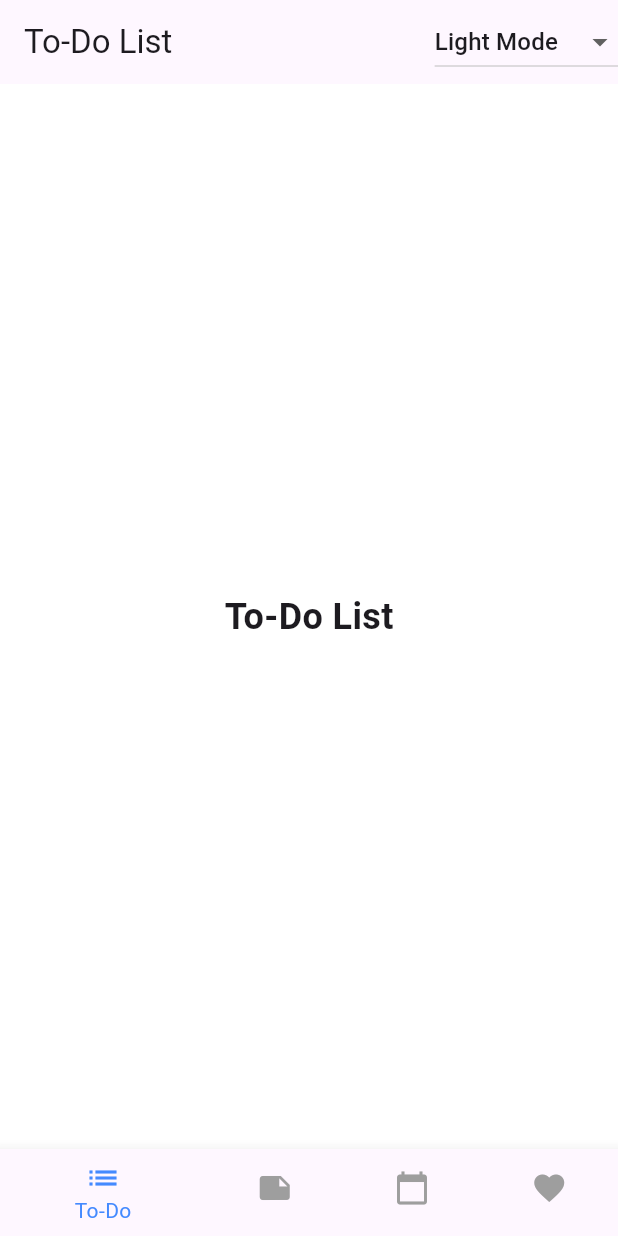
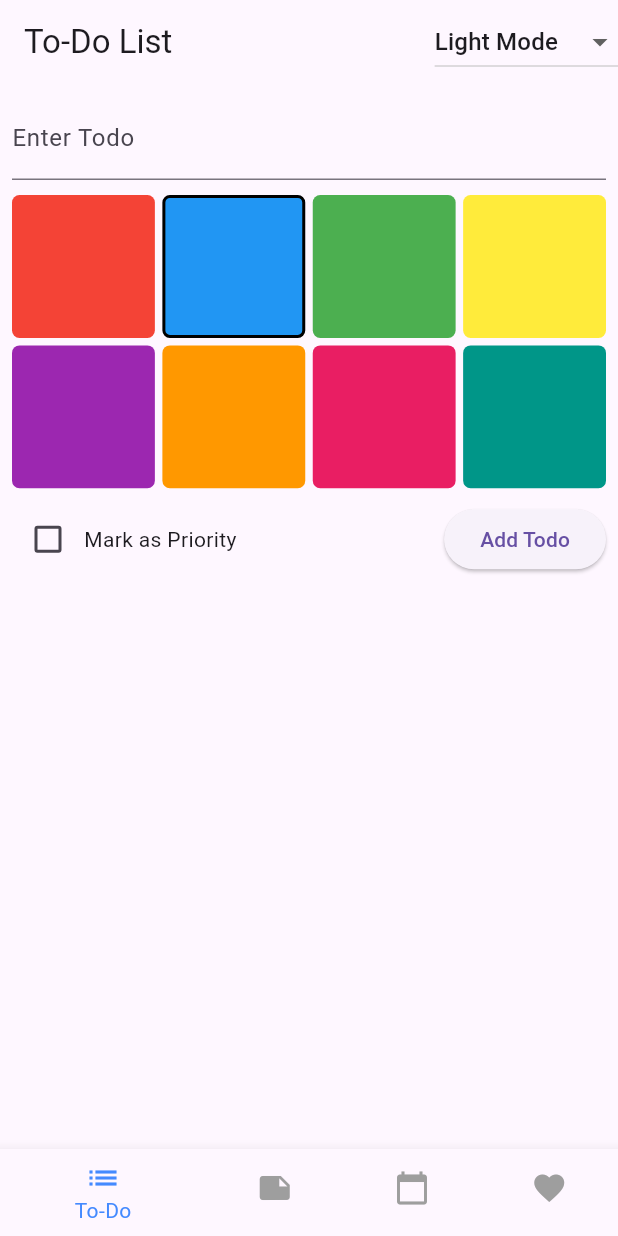
Before and after one commit to AbrahamKiplagat/flutter_testing, a Flutter app: the screen it shows after launch, on a phone screen of 412 x 824 dp. Run offline on Flutter 3.47's test engine with Material 3 defaults, Android fonts, the light colour scheme and no system bars.

Commit message:
Added todos

```diff
--- a/lib/main.dart
+++ b/lib/main.dart
@@ -1,41 +1,30 @@
 import 'package:flutter/material.dart';
-import 'todo_list.dart';
-import 'favorites_screen.dart';
+import 'screens/todo_list.dart';
 
+void main() => runApp(const MyApp());
 
-void main() {
-  runApp(const MyApp());
-}
-
-class MyApp extends StatefulWidget {
+class MyApp extends StatelessWidget {
+  static final themeNotifier = ValueNotifier<ThemeMode>(ThemeMode.light);
   const MyApp({super.key});
 
-  static ValueNotifier<ThemeMode> themeNotifier = ValueNotifier(ThemeMode.light);
-
-  @override
-  State<MyApp> createState() => _MyAppState();
-}
-
-class _MyAppState extends State<MyApp> {
   @override
   Widget build(BuildContext context) {
     return ValueListenableBuilder<ThemeMode>(
-      valueListenable: MyApp.themeNotifier,
-      builder: (_, ThemeMode themeMode, __) {
+      valueListenable: themeNotifier,
+      builder: (context, themeMode, child) {
         return MaterialApp(
-          debugShowCheckedModeBanner: false,
-          theme: ThemeData(
-            brightness: Brightness.light,
-            primarySwatch: Colors.blue,
-            scaffoldBackgroundColor: Colors.white,
-          ),
-          darkTheme: ThemeData(
-            brightness: Brightness.dark,
-            primarySwatch: Colors.blueGrey,
-            scaffoldBackgroundColor: Colors.black,
-          ),
+          debugShowCheckedModeBanner: false,  // Add this line
+          theme: ThemeData.light(),
+          darkTheme: ThemeData.dark(),
           themeMode: themeMode,
-          home: const TodoList(),
+          initialRoute: '/',
+          routes: {
+            '/': (context) => const TodoList(),
+            '/todo': (context) => const TodoList(initialTab: 0),
+            '/notes': (context) => const TodoList(initialTab: 1),
+            '/calendar': (context) => const TodoList(initialTab: 2),
+            '/favorites': (context) => const TodoList(initialTab: 3),
+          },
         );
       },
     );
--- a/lib/todo_list.dart
+++ b/lib/screens/todo_list.dart
@@ -1,28 +1,29 @@
 import 'package:flutter/material.dart';
-import 'package:testing/favorites_screen.dart';
-import 'main.dart';
+import 'package:testing/widgets/bottom_nav.dart';
+import 'todo_screen.dart';
 import 'notes_screen.dart';
 import 'calendar_screen.dart';
-import 'todo_screen.dart';  // ✅ Import the missing class
+import 'favorites_screen.dart';
+import '../main.dart';
 
-enum CustomThemeMode { light, dark, vibrant } // ✅ Add custom theme enum
+enum CustomThemeMode { light, dark, vibrant }
 
 class TodoList extends StatefulWidget {
-  const TodoList({super.key});
+  final int initialTab;
+  const TodoList({super.key, this.initialTab = 0});
 
   @override
   State<TodoList> createState() => _TodoListState();
 }
 
 class _TodoListState extends State<TodoList> {
-  CustomThemeMode selectedTheme = CustomThemeMode.light; // ✅ Default theme
-
-  int _selectedIndex = 0;
+  late int _selectedIndex;
+  CustomThemeMode selectedTheme = CustomThemeMode.light;
 
   final List<Map<String, dynamic>> themes = [
     {'name': 'Light Mode', 'mode': CustomThemeMode.light},
     {'name': 'Dark Mode', 'mode': CustomThemeMode.dark},
-    {'name': 'Vibrant Mode', 'mode': CustomThemeMode.vibrant}, // ✅ Fix mode type
+    {'name': 'Vibrant Mode', 'mode': CustomThemeMode.vibrant},
   ];
 
   final List<Widget> _screens = [
@@ -31,6 +32,12 @@ class _TodoListState extends State<TodoList> {
     const CalendarScreen(),
     const FavoritesScreen()
   ];
+
+  @override
+  void initState() {
+    super.initState();
+    _selectedIndex = widget.initialTab;
+  }
 
   void _onItemTapped(int index) {
     setState(() {
@@ -72,35 +79,18 @@ class _TodoListState extends State<TodoList> {
                   begin: Alignment.topLeft,
                   end: Alignment.bottomRight,
                   colors: [Colors.purple, Colors.blue, Colors.pinkAccent],
-                ) // ✅ Gradient for Vibrant Mode
+                )
               : null,
-          color: selectedTheme == CustomThemeMode.dark ? Colors.black : Colors.white,
+          color: selectedTheme == CustomThemeMode.dark ? Colors.black : null,
         ),
         child: _screens[_selectedIndex],
       ),
-      bottomNavigationBar: BottomNavigationBar(
+      bottomNavigationBar: BottomNav(
         currentIndex: _selectedIndex,
         onTap: _onItemTapped,
-        selectedItemColor: Colors.blueAccent,
-        unselectedItemColor: Colors.grey,
-        items: const [
-          BottomNavigationBarItem(
-            icon: Icon(Icons.list),
-            label: 'To-Do',
-          ),
-          BottomNavigationBarItem(
-            icon: Icon(Icons.note),
-            label: 'Notes',
-          ),
-          BottomNavigationBarItem(
-            icon: Icon(Icons.calendar_today),
-            label: 'Calendar',
-          ),
-          BottomNavigationBarItem(
-             icon: Icon(Icons.favorite),
-            label: 'Favorites',
-          ),
-        ],
+        // Optional customization:
+        // selectedColor: Colors.red,
+        // unselectedColor: Colors.grey.shade600,
       ),
     );
   }
--- /dev/null
+++ b/lib/screens/todo_screen.dart
@@ -0,0 +1,56 @@
+import 'package:flutter/material.dart';
+import '../widgets/todo_input.dart';
+import '../widgets/todo_item.dart';  // Ensure this import path is correct
+
+class TodoScreen extends StatefulWidget {
+  const TodoScreen({super.key});
+
+  @override
+  State<TodoScreen> createState() => _TodoScreenState();
+}
+
+class _TodoScreenState extends State<TodoScreen> {
+  final List<Map<String, dynamic>> _todos = [];
+
+  void _addTodo(String text, bool isPriority, Color color) {
+    setState(() {
+      _todos.add({
+        'title': text,
+        'isPriority': isPriority,
+        'color': color,
+      });
+    });
+  }
+
+  void _editTodo(int index, String newText, bool isPriority, Color newColor) {
+    setState(() {
+      _todos[index] = {
+        'title': newText,
+        'isPriority': isPriority,
+        'color': newColor,
+      };
+    });
+  }
+
+  @override
+  Widget build(BuildContext context) {
+    return Column(
+      children: [
+        TodoInput(onSubmit: _addTodo),
+        Expanded(
+          child: ListView.builder(
+            itemCount: _todos.length,
+            itemBuilder: (context, index) => TodoItem(
+              title: _todos[index]['title'],
+              isPriority: _todos[index]['isPriority'],
+              color: _todos[index]['color'],
+              onDismiss: () => setState(() => _todos.removeAt(index)),
+              onEdit: (newText, isPriority, newColor) =>
+                  _editTodo(index, newText, isPriority, newColor),
+            ),
+          ),
+        ),
+      ],
+    );
+  }
+}
--- a/lib/todo_screen.dart
+++ /dev/null
@@ -1,15 +0,0 @@
-import 'package:flutter/material.dart';
-
-class TodoScreen extends StatelessWidget {
-  const TodoScreen({super.key});
-
-  @override
-  Widget build(BuildContext context) {
-    return Center(
-      child: Text(
-        'To-Do List',
-        style: TextStyle(fontSize: 24, fontWeight: FontWeight.bold),
-      ),
-    );
-  }
-}
--- /dev/null
+++ b/lib/widgets/bottom_nav.dart
@@ -0,0 +1,44 @@
+import 'package:flutter/material.dart';
+
+class BottomNav extends StatelessWidget {
+  final int currentIndex;
+  final Function(int) onTap;
+  final Color selectedColor;
+  final Color unselectedColor;
+
+  const BottomNav({
+    super.key,
+    required this.currentIndex,
+    required this.onTap,
+    this.selectedColor = Colors.blueAccent,
+    this.unselectedColor = Colors.grey,
+  });
+
+  @override
+  Widget build(BuildContext context) {
+    return BottomNavigationBar(
+      currentIndex: currentIndex,
+      onTap: onTap,
+      selectedItemColor: selectedColor,
+      unselectedItemColor: unselectedColor,
+      items: const [
+        BottomNavigationBarItem(
+          icon: Icon(Icons.list),
+          label: 'To-Do',
+        ),
+        BottomNavigationBarItem(
+          icon: Icon(Icons.note),
+          label: 'Notes',
+        ),
+        BottomNavigationBarItem(
+          icon: Icon(Icons.calendar_today),
+          label: 'Calendar',
+        ),
+        BottomNavigationBarItem(
+          icon: Icon(Icons.favorite),
+          label: 'Favorites',
+        ),
+      ],
+    );
+  }
+}
--- /dev/null
+++ b/lib/widgets/color_picker.dart
@@ -0,0 +1,54 @@
+import 'package:flutter/material.dart';
+
+class ColorPickerGrid extends StatelessWidget {
+  final Color selectedColor;
+  final Function(Color) onColorSelected;
+
+  const ColorPickerGrid({
+    super.key,
+    required this.selectedColor,
+    required this.onColorSelected,
+  });
+
+  final List<Color> colors = const [
+    Colors.red,
+    Colors.blue,
+    Colors.green,
+    Colors.yellow,
+    Colors.purple,
+    Colors.orange,
+    Colors.pink,
+    Colors.teal,
+  ];
+
+  @override
+  Widget build(BuildContext context) {
+    return Padding(
+      padding: const EdgeInsets.symmetric(vertical: 10),
+      child: GridView.builder(
+        shrinkWrap: true,
+        gridDelegate: const SliverGridDelegateWithFixedCrossAxisCount(
+          crossAxisCount: 4,
+          mainAxisSpacing: 5,
+          crossAxisSpacing: 5,
+        ),
+        itemCount: colors.length,
+        itemBuilder: (context, index) => GestureDetector(
+          onTap: () => onColorSelected(colors[index]),
+          child: Container(
+            decoration: BoxDecoration(
+              color: colors[index],
+              border: Border.all(
+                color: selectedColor == colors[index]
+                    ? Colors.black
+                    : Colors.transparent,
+                width: 2,
+              ),
+              borderRadius: BorderRadius.circular(5),
+            ),
+          ),
+        ),
+      ),
+    );
+  }
+}
--- a/lib/todo_input.dart
+++ b/lib/widgets/todo_input.dart
@@ -1,9 +1,10 @@
 import 'package:flutter/material.dart';
+import 'color_picker.dart';
 
 class TodoInput extends StatefulWidget {
-  final Function(String, bool) onSubmit; // Define the 'onSubmit' parameter
+  final Function(String, bool, Color) onSubmit;
 
-  const TodoInput({super.key, required this.onSubmit}); // Mark it as required
+  const TodoInput({super.key, required this.onSubmit});
 
   @override
   State<TodoInput> createState() => _TodoInputState();
@@ -11,15 +12,17 @@ class TodoInput extends StatefulWidget {
 
 class _TodoInputState extends State<TodoInput> {
   final TextEditingController _controller = TextEditingController();
-  bool _isPriority = false; // Checkbox state
+  bool _isPriority = false;
+  Color _selectedColor = Colors.blue;
 
   void _submitTodo() {
     final text = _controller.text.trim();
     if (text.isNotEmpty) {
-      widget.onSubmit(text, _isPriority); // Call the onSubmit function
+      widget.onSubmit(text, _isPriority, _selectedColor);
       _controller.clear();
       setState(() {
-        _isPriority = false; // Reset priority checkbox
+        _isPriority = false;
+        _selectedColor = Colors.blue;
       });
     }
   }
@@ -34,15 +37,15 @@ class _TodoInputState extends State<TodoInput> {
             controller: _controller,
             decoration: const InputDecoration(labelText: 'Enter Todo'),
           ),
+          ColorPickerGrid(
+            selectedColor: _selectedColor,
+            onColorSelected: (color) => setState(() => _selectedColor = color),
+          ),
           Row(
             children: [
               Checkbox(
                 value: _isPriority,
-                onChanged: (value) {
-                  setState(() {
-                    _isPriority = value ?? false;
-                  });
-                },
+                onChanged: (value) => setState(() => _isPriority = value ?? false),
               ),
               const Text('Mark as Priority'),
               const Spacer(),
--- a/pubspec.yaml
+++ b/pubspec.yaml
@@ -35,6 +35,8 @@ dependencies:
   # The following adds the Cupertino Icons font to your application.
   # Use with the CupertinoIcons class for iOS style icons.
   cupertino_icons: ^1.0.8
+  flutter_cube: ^2.0.1
+  vector_math: ^2.1.4
 
 dev_dependencies:
   flutter_test:
@@ -59,7 +61,8 @@ flutter:
   uses-material-design: true
 
   # To add assets to your application, add an assets section, like this:
-  # assets:
+  assets:
+       - assets/models/cube.obj
   #   - images/a_dot_burr.jpeg
   #   - images/a_dot_ham.jpeg
 
```
Also changed, not shown: lib/notes_screen.dart (deleted, +0 -15 lines), lib/screens/calendar_screen.dart (renamed from lib/calendar_screen.dart, +1 -6 lines), lib/screens/favorites_screen.dart (renamed from lib/favorites_screen.dart, +1 -6 lines), lib/screens/notes_screen.dart (added, +10 -0 lines), lib/todo_item.dart (deleted, +0 -31 lines), lib/widgets/todo_item.dart (added, +114 -0 lines), pubspec.lock, 2 other files.
